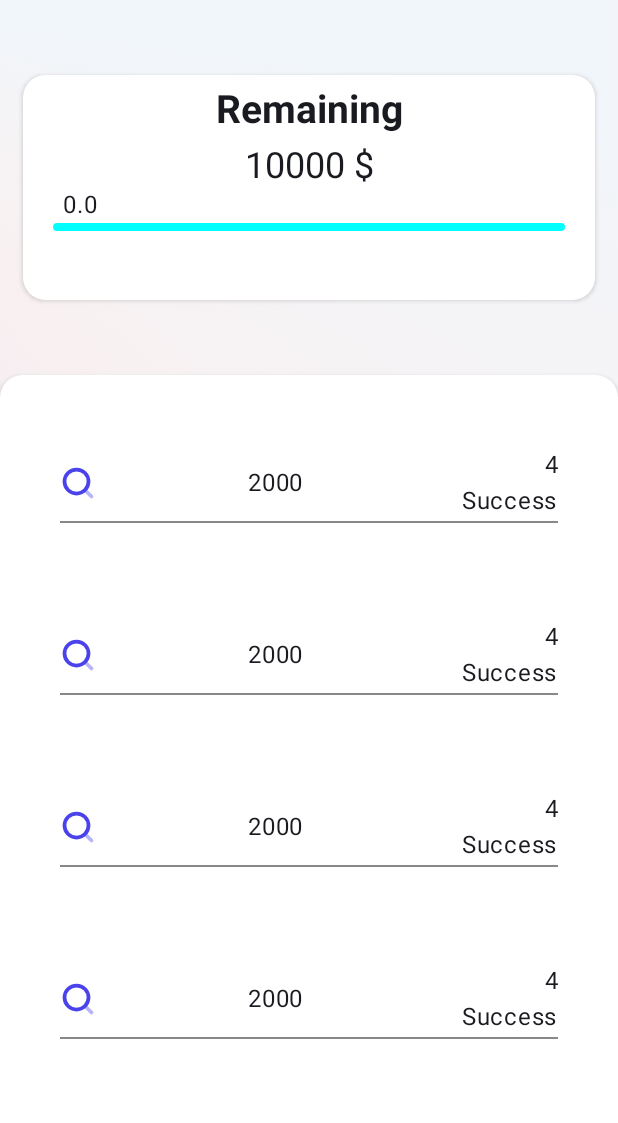
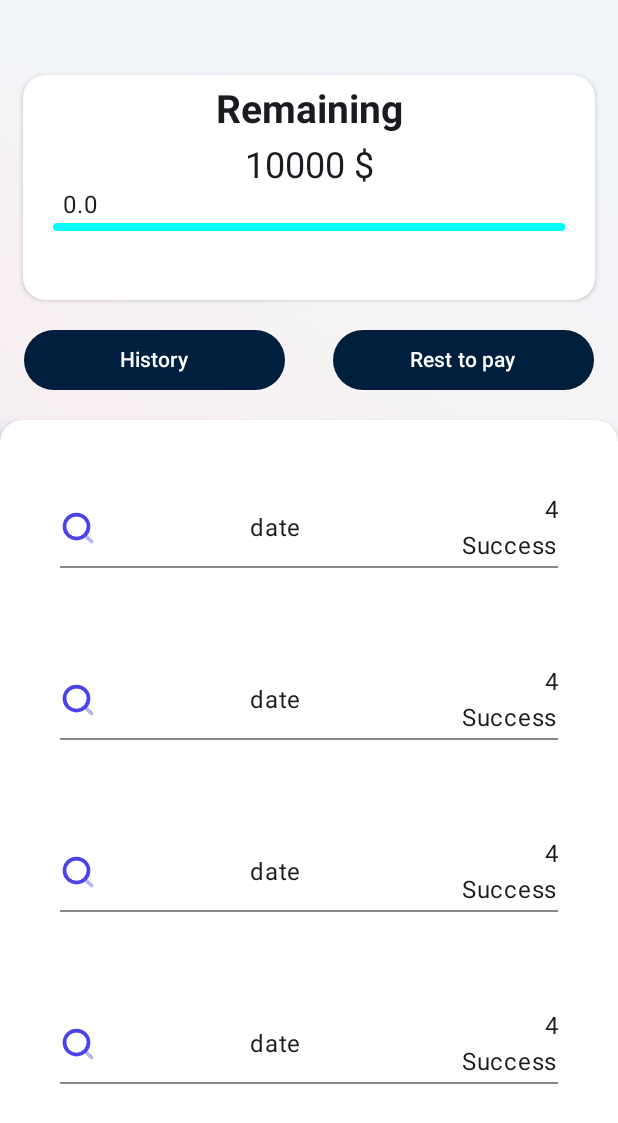
Before and after one commit to ZaidSlimane/realEstateApplication, an Android app built with Jetpack Compose: the screen it shows after launch (MainActivity), on a phone screen of 412 x 824 dp. Shown: the top 1123 px of the screen. Run offline under Robolectric (Android 15) with nearby library versions, the phone set to English and light mode, and no system bars.

Commit message:
TransactionPaymentScreen edited

```diff
--- a/app/src/main/java/com/example/realestateapplication/Presentation/PaymentTransactionScreen.kt
+++ b/app/src/main/java/com/example/realestateapplication/Presentation/PaymentTransactionScreen.kt
@@ -14,6 +14,8 @@ import androidx.compose.foundation.layout.offset
 import androidx.compose.foundation.layout.padding
 import androidx.compose.foundation.lazy.LazyColumn
 import androidx.compose.foundation.shape.RoundedCornerShape
+import androidx.compose.material3.Button
+import androidx.compose.material3.ButtonDefaults
 import androidx.compose.material3.Card
 import androidx.compose.material3.CardDefaults
 import androidx.compose.material3.Divider
@@ -33,40 +35,44 @@ import com.example.realestateapplication.Model.Transaction
 import com.example.realestateapplication.Presentation.Components.CustomProgressBar
 import com.example.realestateapplication.R
 
-val transaction1 = Transaction(R.drawable.search, "2000", "4", "1")
-val transaction2 = Transaction(R.drawable.search, "2000", "4", "1")
-val transaction3 = Transaction(R.drawable.search, "2000", "4", "1")
-val transaction4 = Transaction(R.drawable.search, "2000", "4", "1")
+val transaction1 = Transaction(R.drawable.search, "date", "4", "1")
+val transaction2 = Transaction(R.drawable.search, "date", "4", "1")
+val transaction3 = Transaction(R.drawable.search, "date", "4", "1")
+val transaction4 = Transaction(R.drawable.search, "date", "4", "1")
 
 val transactionDataSample: ArrayList<Transaction> = arrayListOf(transaction1, transaction2, transaction3, transaction4)
 @Composable
-fun PaymentTransactionScreen(){
-
-    Column(horizontalAlignment = Alignment.CenterHorizontally,
+fun PaymentTransactionScreen() {
+    Column(
+        horizontalAlignment = Alignment.CenterHorizontally,
         modifier = Modifier
             .fillMaxSize()
             .background(SweepGradientExample())
     ) {
 
-        Card(modifier = Modifier
+        Card(
+            modifier = Modifier
                 .padding(horizontal = 15.dp)
                 .padding(top = 50.dp)
                 .fillMaxWidth()
                 .height(150.dp),
             colors = CardDefaults.cardColors(
-                containerColor = Color.White),
+                containerColor = Color.White
+            ),
             shape = RoundedCornerShape(15.dp),
             elevation = CardDefaults.cardElevation(
                 defaultElevation = 2.dp,
             )
-        ){
+        ) {
 
-            Column(horizontalAlignment = Alignment.CenterHorizontally,
+            Column(
+                horizontalAlignment = Alignment.CenterHorizontally,
                 modifier = Modifier
                     .fillMaxSize()
             ) {
 
-                Text("Remaining",
+                Text(
+                    "Remaining",
                     style = TextStyle(
                         fontSize = 26.sp,
                         fontWeight = FontWeight.Bold,
@@ -75,7 +81,8 @@ fun PaymentTransactionScreen(){
                         .padding(top = 8.dp)
                 )
 
-                Text("10000 $",
+                Text(
+                    "10000 $",
                     style = TextStyle(
                         fontSize = 24.sp,
                     ),
@@ -87,28 +94,60 @@ fun PaymentTransactionScreen(){
 
         }
 
-        Card(modifier = Modifier
+        // Row with two buttons
+        Row(
+            modifier = Modifier
+                .fillMaxWidth()
+                .padding(top = 16.dp),
+            horizontalArrangement = Arrangement.SpaceBetween,
+            verticalAlignment = Alignment.CenterVertically
+        ) {
+            Button(
+                colors = ButtonDefaults.buttonColors(Color(0xFF001F3F)),
+                onClick = {
+                    // Handle the first button click
+                },
+                modifier = Modifier
+                    .weight(1f)
+                    .padding(horizontal = 16.dp)
+            ) {
+                Text("History")
+            }
+
+            Button(
+                colors = ButtonDefaults.buttonColors(Color(0xFF001F3F)),
+                onClick = {
+                    // Handle the second button click
+                },
+                modifier = Modifier
+                    .weight(1f)
+                    .padding(horizontal = 16.dp)
+            ) {
+                Text("Rest to pay")
+            }
+        }
+
+        Card(
+            modifier = Modifier
                 .align(Alignment.Start)
-            .padding(top = 50.dp)
+                .padding(top = 16.dp)
                 .fillMaxHeight(1.0f)
                 .fillMaxWidth()
-            .height(150.dp),
+                .height(150.dp)
+                .background(GradientCircularShape2()),
             colors = CardDefaults.cardColors(
-                containerColor = Color.White),
-            shape = RoundedCornerShape(topStart = 15.dp,
-                topEnd = 15.dp),
+                containerColor = Color.White
+            ),
+            shape = RoundedCornerShape(topStart = 15.dp, topEnd = 15.dp),
             elevation = CardDefaults.cardElevation(
                 defaultElevation = 2.dp,
             )
-        ){
+        ) {
             TrasactionsList(transactionDataSample)
         }
     }
+}
 
-
-
-
-}
 
 
 @Composable
--- a/app/src/main/java/com/example/realestateapplication/Presentation/PropertyDetails.kt
+++ b/app/src/main/java/com/example/realestateapplication/Presentation/PropertyDetails.kt
@@ -338,7 +338,6 @@ fun SweepGradientExample() : Brush {
 fun GradientCircularShape() {
 
 
-
     val density = LocalDensity.current
     val centerX: Float
     val centerY: Float
@@ -362,6 +361,28 @@ fun GradientCircularShape() {
             .background(brush)
     ) {
     }
+}
+
+@Composable
+fun GradientCircularShape2() : Brush {
+
+
+    val density = LocalDensity.current
+    val centerX: Float
+    val centerY: Float
+    with(density) {
+        centerX =300.dp.toPx() /2
+        centerY = 0.dp.toPx() / 2
+    }
+
+    val brush = Brush.sweepGradient(
+        colors = listOf(
+            Color(0x10F4AF4),
+            Color(0x209895EE)
+        ),
+        center = Offset(centerX, centerY)
+    )
+return brush
 }
 
 @Composable
```
Lines whose indentation alone changed are shown as unchanged.
